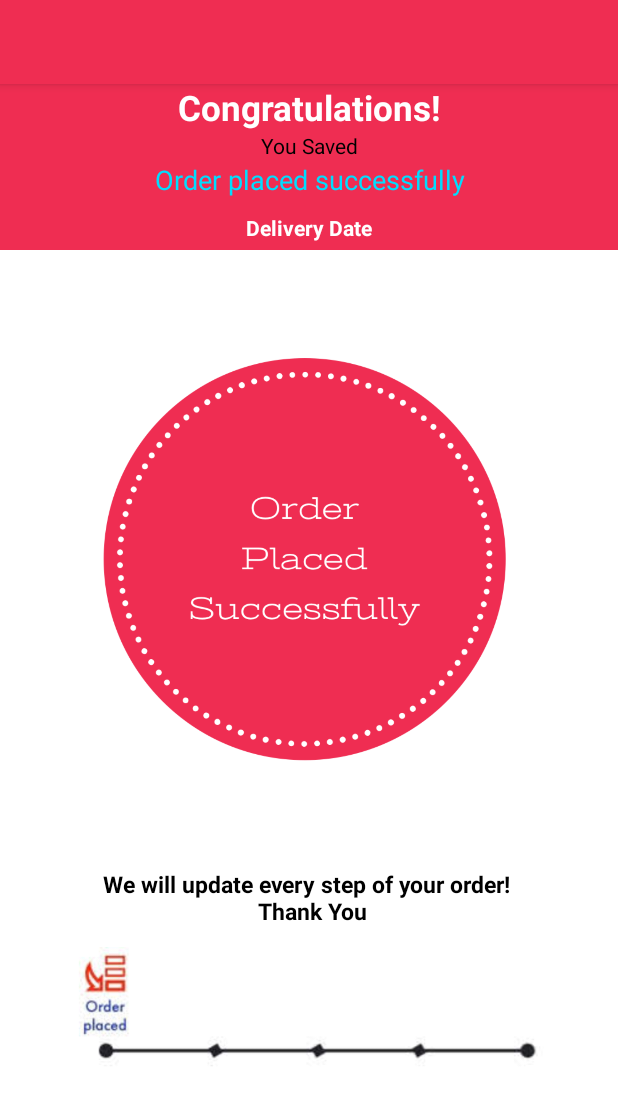
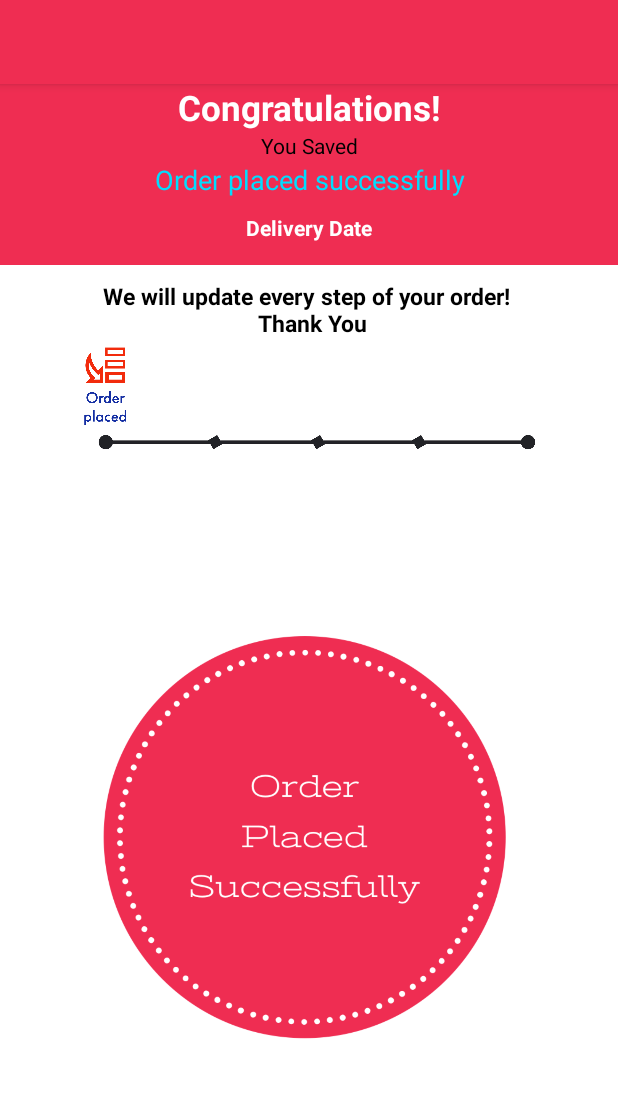
Before and after one commit to KimonnAravind/PrintArtPrinters, an Android app: the layout activity_greetings.xml on its own in the app's theme, with its tools: preview values and no code run, on a phone screen of 412 x 824 dp. Shown: the top 1105 px of the screen. Run offline under Robolectric (Android 15) with nearby library versions, the phone set to English and light mode, and no system bars.

Commit message:
git commit -m "PrintArt"

```diff
--- a/app/src/main/java/com/assigned/printart/CartActivity.java
+++ b/app/src/main/java/com/assigned/printart/CartActivity.java
@@ -64,6 +64,8 @@ public class CartActivity extends AppCompatActivity {
     protected void onCreate(Bundle savedInstanceState) {
         super.onCreate(savedInstanceState);
         setContentView(R.layout.activity_cart);
+
+
         recyclerView = (RecyclerView) findViewById(R.id.recyclerView);
         recyclerView.setHasFixedSize(true);
         layoutManager = new LinearLayoutManager(this, RecyclerView.VERTICAL, false);
@@ -146,7 +148,7 @@ public class CartActivity extends AppCompatActivity {
                     totalo = dataSnapshot.child("Totalo").getValue().toString();
                     SellingPrice.setText("" + dataSnapshot.child("Total").getValue().toString());
                     pay = Integer.valueOf(dataSnapshot.child("Total").getValue().toString());
-                    TotalAmount.setText("" + pay+"₹");
+                    TotalAmount.setText("" + pay + "₹");
                     total.setText("PROCEED TO PLACE AN ORDER: " + pay);
                     temp = Integer.valueOf(dataSnapshot.child("Totalo").getValue().toString()) - Integer.valueOf(dataSnapshot.child("Total").getValue().toString());
                     Discount.setText("" + temp);
--- a/app/src/main/res/layout/activity_greetings.xml
+++ b/app/src/main/res/layout/activity_greetings.xml
@@ -10,8 +10,6 @@
     <LinearLayout
         android:layout_width="match_parent"
         android:layout_height="wrap_content"
-        android:id="@+id/linearlayout"
-        android:background="@android:color/white"
         android:orientation="vertical">
 
         <com.google.android.material.appbar.AppBarLayout
@@ -76,18 +74,10 @@
                 android:textStyle="bold"
                 android:text="Delivery Date"
                 android:textAlignment="center"
-                android:layout_marginBottom="5dp"
+                android:layout_marginBottom="15dp"
                 android:textColor="@android:color/white" />
 
         </RelativeLayout>
-
-
-        <ImageView
-            android:layout_width="wrap_content"
-            android:layout_height="wrap_content"
-            android:adjustViewBounds="true"
-            android:src="@drawable/statusa" />
-
 
         <TextView
             android:id="@+id/three"
@@ -96,6 +86,7 @@
             android:layout_below="@id/date"
             android:text="@string/we_will_update_every_step_of_your_order"
             android:textAlignment="center"
+            android:layout_marginTop="10dp"
             android:textColor="@android:color/black"
             android:textSize="15dp"
             android:textStyle="bold" />
@@ -103,7 +94,17 @@
         <ImageView
             android:layout_width="match_parent"
             android:layout_height="wrap_content"
-            android:src="@drawable/statush" />
+            android:src="@drawable/statusbr"
+            android:adjustViewBounds="true"
+            />
+
+
+        <ImageView
+            android:layout_width="match_parent"
+            android:layout_height="wrap_content"
+            android:adjustViewBounds="true"
+            android:src="@drawable/statusa" />
+
 
     </LinearLayout>
 
```
Also changed, not shown: app/src/main/res/drawable-v21/statusbr.png (added).
